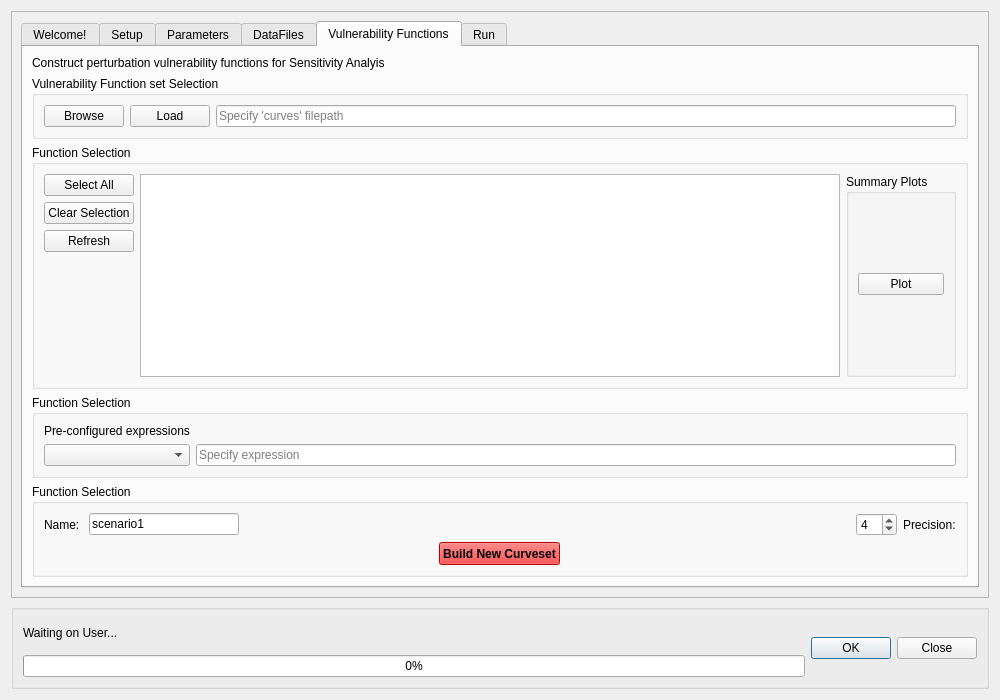
This is canflood/sensi/sensi.ui in NRCan/CanFlood as Qt 5 draws it before an edit. The edited form follows.
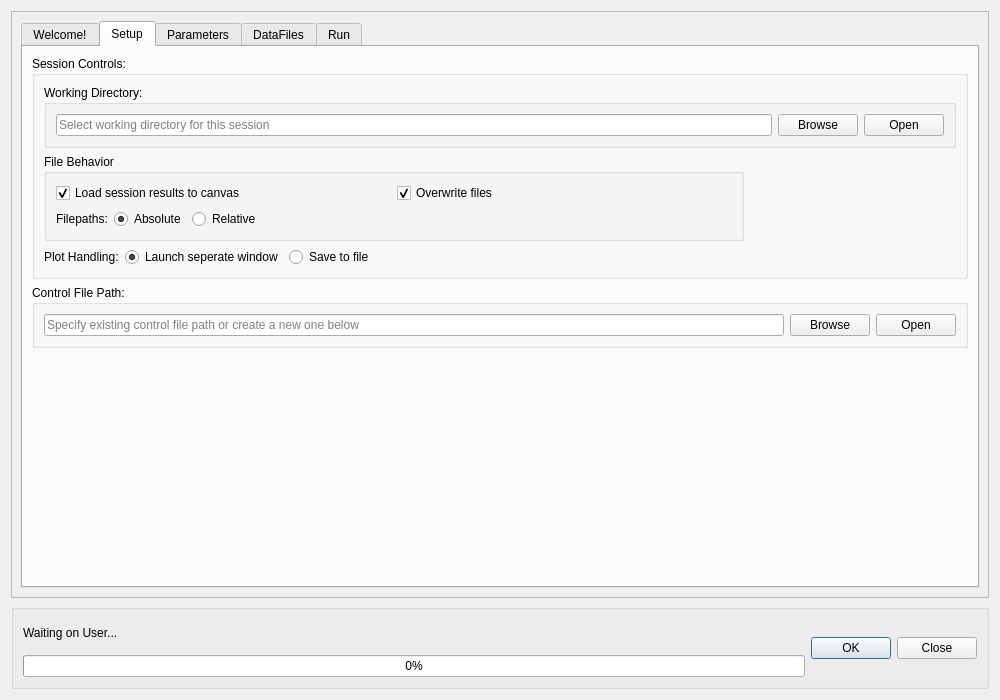
This is the edited form. The open tabs and pages were chosen to show the change. Icons and pictures are not drawn.

Diff of the .ui file:
```diff
--- a/canflood/sensi/sensi.ui
+++ b/canflood/sensi/sensi.ui
@@ -1362,719 +1362,6 @@
            </item>
           </layout>
          </widget>
-         <widget class="QWidget" name="tab_vfs">
-          <attribute name="title">
-           <string>Vulnerability Functions</string>
-          </attribute>
-          <layout class="QVBoxLayout" name="verticalLayout_4">
-           <item>
-            <widget class="QLabel" name="label_5">
-             <property name="text">
-              <string>Construct perturbation vulnerability functions for Sensitivity Analyis</string>
-             </property>
-            </widget>
-           </item>
-           <item>
-            <widget class="QGroupBox" name="groupBox_5">
-             <property name="title">
-              <string>Vulnerability Function set Selection</string>
-             </property>
-             <layout class="QHBoxLayout" name="horizontalLayout_2">
-              <item>
-               <widget class="QPushButton" name="pushButton_SScurves_4">
-                <property name="text">
-                 <string>Browse</string>
-                </property>
-               </widget>
-              </item>
-              <item>
-               <widget class="QPushButton" name="pushButton_SScurves_5">
-                <property name="text">
-                 <string>Load</string>
-                </property>
-               </widget>
-              </item>
-              <item>
-               <widget class="QLineEdit" name="lineEdit_curve_3">
-                <property name="placeholderText">
-                 <string>Specify 'curves' filepath</string>
-                </property>
-               </widget>
-              </item>
-             </layout>
-            </widget>
-           </item>
-           <item>
-            <widget class="QGroupBox" name="groupBox_8">
-             <property name="title">
-              <string>Function Selection</string>
-             </property>
-             <layout class="QHBoxLayout" name="horizontalLayout_24">
-              <item>
-               <layout class="QVBoxLayout" name="verticalLayout_8">
-                <item>
-                 <widget class="QPushButton" name="pushButton_expo_sAll_2">
-                  <property name="text">
-                   <string>Select All</string>
-                  </property>
-                 </widget>
-                </item>
-                <item>
-                 <widget class="QPushButton" name="pushButton_expo_clear_2">
-                  <property name="text">
-                   <string>Clear Selection</string>
-                  </property>
-                 </widget>
-                </item>
-                <item>
-                 <widget class="QPushButton" name="pushButton_expo_refr_2">
-                  <property name="text">
-                   <string>Refresh</string>
-                  </property>
-                 </widget>
-                </item>
-                <item>
-                 <spacer name="verticalSpacer_7">
-                  <property name="orientation">
-                   <enum>Qt::Vertical</enum>
-                  </property>
-                  <property name="sizeHint" stdset="0">
-                   <size>
-                    <width>20</width>
-                    <height>40</height>
-                   </size>
-                  </property>
-                 </spacer>
-                </item>
-               </layout>
-              </item>
-              <item>
-               <widget class="QListView" name="listView_expo_rlays_2">
-                <property name="toolTip">
-                 <string>Select the rasters to 'Prep' or 'Sample'</string>
-                </property>
-                <property name="alternatingRowColors">
-                 <bool>true</bool>
-                </property>
-               </widget>
-              </item>
-              <item>
-               <widget class="QGroupBox" name="groupBox_9">
-                <property name="title">
-                 <string>Summary Plots</string>
-                </property>
-                <layout class="QVBoxLayout" name="verticalLayout_3">
-                 <item>
-                  <widget class="QPushButton" name="pushButton_SScurves_6">
-                   <property name="text">
-                    <string>Plot</string>
-                   </property>
-                  </widget>
-                 </item>
-                </layout>
-               </widget>
-              </item>
-             </layout>
-            </widget>
-           </item>
-           <item>
-            <widget class="QGroupBox" name="groupBox_6">
-             <property name="title">
-              <string>Function Selection</string>
-             </property>
-             <layout class="QGridLayout" name="gridLayout_2">
-              <item row="0" column="0">
-               <widget class="QLabel" name="label_11">
-                <property name="sizePolicy">
-                 <sizepolicy hsizetype="Preferred" vsizetype="Fixed">
-                  <horstretch>0</horstretch>
-                  <verstretch>0</verstretch>
-                 </sizepolicy>
-                </property>
-                <property name="minimumSize">
-                 <size>
-                  <width>140</width>
-                  <height>0</height>
-                 </size>
-                </property>
-                <property name="maximumSize">
-                 <size>
-                  <width>99999</width>
-                  <height>16777215</height>
-                 </size>
-                </property>
-                <property name="text">
-                 <string>Pre-configured expressions</string>
-                </property>
-               </widget>
-              </item>
-              <item row="1" column="0">
-               <widget class="QComboBox" name="comboBox_SSelv_2">
-                <property name="enabled">
-                 <bool>true</bool>
-                </property>
-                <property name="sizePolicy">
-                 <sizepolicy hsizetype="Preferred" vsizetype="Fixed">
-                  <horstretch>0</horstretch>
-                  <verstretch>0</verstretch>
-                 </sizepolicy>
-                </property>
-                <property name="minimumSize">
-                 <size>
-                  <width>100</width>
-                  <height>0</height>
-                 </size>
-                </property>
-                <property name="maximumSize">
-                 <size>
-                  <width>9999</width>
-                  <height>16777215</height>
-                 </size>
-                </property>
-               </widget>
-              </item>
-              <item row="1" column="1">
-               <widget class="QLineEdit" name="lineEdit_curve_4">
-                <property name="placeholderText">
-                 <string>Specify expression </string>
-                </property>
-               </widget>
-              </item>
-             </layout>
-            </widget>
-           </item>
-           <item>
-            <widget class="QGroupBox" name="groupBox_13">
-             <property name="title">
-              <string>Function Selection</string>
-             </property>
-             <layout class="QVBoxLayout" name="verticalLayout_26">
-              <item>
-               <layout class="QHBoxLayout" name="horizontalLayout_25">
-                <item>
-                 <widget class="QLabel" name="label_6">
-                  <property name="sizePolicy">
-                   <sizepolicy hsizetype="Fixed" vsizetype="Preferred">
-                    <horstretch>0</horstretch>
-                    <verstretch>0</verstretch>
-                   </sizepolicy>
-                  </property>
-                  <property name="text">
-                   <string>Name: </string>
-                  </property>
-                 </widget>
-                </item>
-                <item>
-                 <widget class="QLineEdit" name="linEdit_ScenTag_3">
-                  <property name="maximumSize">
-                   <size>
-                    <width>150</width>
-                    <height>16777215</height>
-                   </size>
-                  </property>
-                  <property name="text">
-                   <string>scenario1</string>
-                  </property>
-                 </widget>
-                </item>
-                <item>
-                 <spacer name="horizontalSpacer_5">
-                  <property name="orientation">
-                   <enum>Qt::Horizontal</enum>
-                  </property>
-                  <property name="sizeHint" stdset="0">
-                   <size>
-                    <width>40</width>
-                    <height>20</height>
-                   </size>
-                  </property>
-                 </spacer>
-                </item>
-                <item>
-                 <widget class="QSpinBox" name="spinBox_s_prec_3">
-                  <property name="maximumSize">
-                   <size>
-                    <width>50</width>
-                    <height>16777215</height>
-                   </size>
-                  </property>
-                  <property name="toolTip">
-                   <string>float precision for calculations</string>
-                  </property>
-                  <property name="minimum">
-                   <number>1</number>
-                  </property>
-                  <property name="value">
-                   <number>4</number>
-                  </property>
-                 </widget>
-                </item>
-                <item>
-                 <widget class="QLabel" name="label_12">
-                  <property name="sizePolicy">
-                   <sizepolicy hsizetype="Fixed" vsizetype="Preferred">
-                    <horstretch>0</horstretch>
-                    <verstretch>0</verstretch>
-                   </sizepolicy>
-                  </property>
-                  <property name="text">
-                   <string>Precision:</string>
-                  </property>
-                 </widget>
-                </item>
-               </layout>
-              </item>
-              <item alignment="Qt::AlignHCenter">
-               <widget class="QPushButton" name="pushButton_generate_3">
-                <property name="sizePolicy">
-                 <sizepolicy hsizetype="Fixed" vsizetype="Minimum">
-                  <horstretch>0</horstretch>
-                  <verstretch>0</verstretch>
-                 </sizepolicy>
-                </property>
-                <property name="minimumSize">
-                 <size>
-                  <width>75</width>
-                  <height>23</height>
-                 </size>
-                </property>
-                <property name="maximumSize">
-                 <size>
-                  <width>16777215</width>
-                  <height>16777215</height>
-                 </size>
-                </property>
-                <property name="palette">
-                 <palette>
-                  <active>
-                   <colorrole role="WindowText">
-                    <brush brushstyle="SolidPattern">
-                     <color alpha="255">
-                      <red>0</red>
-                      <green>0</green>
-                      <blue>0</blue>
-                     </color>
-                    </brush>
-                   </colorrole>
-                   <colorrole role="Button">
-                    <brush brushstyle="SolidPattern">
-                     <color alpha="255">
-                      <red>255</red>
-                      <green>0</green>
-                      <blue>0</blue>
-                     </color>
-                    </brush>
-                   </colorrole>
-                   <colorrole role="Light">
-                    <brush brushstyle="SolidPattern">
-                     <color alpha="255">
-                      <red>255</red>
-                      <green>127</green>
-                      <blue>127</blue>
-                     </color>
-                    </brush>
-                   </colorrole>
-                   <colorrole role="Midlight">
-                    <brush brushstyle="SolidPattern">
-                     <color alpha="255">
-                      <red>255</red>
-                      <green>63</green>
-                      <blue>63</blue>
-                     </color>
-                    </brush>
-                   </colorrole>
-                   <colorrole role="Dark">
-                    <brush brushstyle="SolidPattern">
-                     <color alpha="255">
-                      <red>127</red>
-                      <green>0</green>
-                      <blue>0</blue>
-                     </color>
-                    </brush>
-                   </colorrole>
-                   <colorrole role="Mid">
-                    <brush brushstyle="SolidPattern">
-                     <color alpha="255">
-                      <red>170</red>
-                      <green>0</green>
-                      <blue>0</blue>
-                     </color>
-                    </brush>
-                   </colorrole>
-                   <colorrole role="Text">
-                    <brush brushstyle="SolidPattern">
-                     <color alpha="255">
-                      <red>0</red>
-                      <green>0</green>
-                      <blue>0</blue>
-                     </color>
-                    </brush>
-                   </colorrole>
-                   <colorrole role="BrightText">
-                    <brush brushstyle="SolidPattern">
-                     <color alpha="255">
-                      <red>255</red>
-                      <green>255</green>
-                      <blue>255</blue>
-                     </color>
-                    </brush>
-                   </colorrole>
-                   <colorrole role="ButtonText">
-                    <brush brushstyle="SolidPattern">
-                     <color alpha="255">
-                      <red>0</red>
-                      <green>0</green>
-                      <blue>0</blue>
-                     </color>
-                    </brush>
-                   </colorrole>
-                   <colorrole role="Base">
-                    <brush brushstyle="SolidPattern">
-                     <color alpha="255">
-                      <red>255</red>
-                      <green>255</green>
-                      <blue>255</blue>
-                     </color>
-                    </brush>
-                   </colorrole>
-                   <colorrole role="Window">
-                    <brush brushstyle="SolidPattern">
-                     <color alpha="255">
-                      <red>255</red>
-                      <green>0</green>
-                      <blue>0</blue>
-                     </color>
-                    </brush>
-                   </colorrole>
-                   <colorrole role="Shadow">
-                    <brush brushstyle="SolidPattern">
-                     <color alpha="255">
-                      <red>0</red>
-                      <green>0</green>
-                      <blue>0</blue>
-                     </color>
-                    </brush>
-                   </colorrole>
-                   <colorrole role="AlternateBase">
-                    <brush brushstyle="SolidPattern">
-                     <color alpha="255">
-                      <red>255</red>
-                      <green>127</green>
-                      <blue>127</blue>
-                     </color>
-                    </brush>
-                   </colorrole>
-                   <colorrole role="ToolTipBase">
-                    <brush brushstyle="SolidPattern">
-                     <color alpha="255">
-                      <red>255</red>
-                      <green>255</green>
-                      <blue>220</blue>
-                     </color>
-                    </brush>
-                   </colorrole>
-                   <colorrole role="ToolTipText">
-                    <brush brushstyle="SolidPattern">
-                     <color alpha="255">
-                      <red>0</red>
-                      <green>0</green>
-                      <blue>0</blue>
-                     </color>
-                    </brush>
-                   </colorrole>
-                  </active>
-                  <inactive>
-                   <colorrole role="WindowText">
-                    <brush brushstyle="SolidPattern">
-                     <color alpha="255">
-                      <red>0</red>
-                      <green>0</green>
-                      <blue>0</blue>
-                     </color>
-                    </brush>
-                   </colorrole>
-                   <colorrole role="Button">
-                    <brush brushstyle="SolidPattern">
-                     <color alpha="255">
-                      <red>255</red>
-                      <green>0</green>
-                      <blue>0</blue>
-                     </color>
-                    </brush>
-                   </colorrole>
-                   <colorrole role="Light">
-                    <brush brushstyle="SolidPattern">
-                     <color alpha="255">
-                      <red>255</red>
-                      <green>127</green>
-                      <blue>127</blue>
-                     </color>
-                    </brush>
-                   </colorrole>
-                   <colorrole role="Midlight">
-                    <brush brushstyle="SolidPattern">
-                     <color alpha="255">
-                      <red>255</red>
-                      <green>63</green>
-                      <blue>63</blue>
-                     </color>
-                    </brush>
-                   </colorrole>
-                   <colorrole role="Dark">
-                    <brush brushstyle="SolidPattern">
-                     <color alpha="255">
-                      <red>127</red>
-                      <green>0</green>
-                      <blue>0</blue>
-                     </color>
-                    </brush>
-                   </colorrole>
-                   <colorrole role="Mid">
-                    <brush brushstyle="SolidPattern">
-                     <color alpha="255">
-                      <red>170</red>
-                      <green>0</green>
-                      <blue>0</blue>
-                     </color>
-                    </brush>
-                   </colorrole>
-                   <colorrole role="Text">
-                    <brush brushstyle="SolidPattern">
-                     <color alpha="255">
-                      <red>0</red>
-                      <green>0</green>
-                      <blue>0</blue>
-                     </color>
-                    </brush>
-                   </colorrole>
-                   <colorrole role="BrightText">
-                    <brush brushstyle="SolidPattern">
-                     <color alpha="255">
-                      <red>255</red>
-                      <green>255</green>
-                      <blue>255</blue>
-                     </color>
-                    </brush>
-                   </colorrole>
-                   <colorrole role="ButtonText">
-                    <brush brushstyle="SolidPattern">
-                     <color alpha="255">
-                      <red>0</red>
-                      <green>0</green>
-                      <blue>0</blue>
-                     </color>
-                    </brush>
-                   </colorrole>
-                   <colorrole role="Base">
-                    <brush brushstyle="SolidPattern">
-                     <color alpha="255">
-                      <red>255</red>
-                      <green>255</green>
-                      <blue>255</blue>
-                     </color>
-                    </brush>
-                   </colorrole>
-                   <colorrole role="Window">
-                    <brush brushstyle="SolidPattern">
-                     <color alpha="255">
-                      <red>255</red>
-                      <green>0</green>
-                      <blue>0</blue>
-                     </color>
-                    </brush>
-                   </colorrole>
-                   <colorrole role="Shadow">
-                    <brush brushstyle="SolidPattern">
-                     <color alpha="255">
-                      <red>0</red>
-                      <green>0</green>
-                      <blue>0</blue>
-                     </color>
-                    </brush>
-                   </colorrole>
-                   <colorrole role="AlternateBase">
-                    <brush brushstyle="SolidPattern">
-                     <color alpha="255">
-                      <red>255</red>
-                      <green>127</green>
-                      <blue>127</blue>
-                     </color>
-                    </brush>
-                   </colorrole>
-                   <colorrole role="ToolTipBase">
-                    <brush brushstyle="SolidPattern">
-                     <color alpha="255">
-                      <red>255</red>
-                      <green>255</green>
-                      <blue>220</blue>
-                     </color>
-                    </brush>
-                   </colorrole>
-                   <colorrole role="ToolTipText">
-                    <brush brushstyle="SolidPattern">
-                     <color alpha="255">
-                      <red>0</red>
-                      <green>0</green>
-                      <blue>0</blue>
-                     </color>
-                    </brush>
-                   </colorrole>
-                  </inactive>
-                  <disabled>
-                   <colorrole role="WindowText">
-                    <brush brushstyle="SolidPattern">
-                     <color alpha="255">
-                      <red>127</red>
-                      <green>0</green>
-                      <blue>0</blue>
-                     </color>
-                    </brush>
-                   </colorrole>
-                   <colorrole role="Button">
-                    <brush brushstyle="SolidPattern">
-                     <color alpha="255">
-                      <red>255</red>
-                      <green>0</green>
-                      <blue>0</blue>
-                     </color>
-                    </brush>
-                   </colorrole>
-                   <colorrole role="Light">
-                    <brush brushstyle="SolidPattern">
-                     <color alpha="255">
-                      <red>255</red>
-                      <green>127</green>
-                      <blue>127</blue>
-                     </color>
-                    </brush>
-                   </colorrole>
-                   <colorrole role="Midlight">
-                    <brush brushstyle="SolidPattern">
-                     <color alpha="255">
-                      <red>255</red>
-                      <green>63</green>
-                      <blue>63</blue>
-                     </color>
-                    </brush>
-                   </colorrole>
-                   <colorrole role="Dark">
-                    <brush brushstyle="SolidPattern">
-                     <color alpha="255">
-                      <red>127</red>
-                      <green>0</green>
-                      <blue>0</blue>
-                     </color>
-                    </brush>
-                   </colorrole>
-                   <colorrole role="Mid">
-                    <brush brushstyle="SolidPattern">
-                     <color alpha="255">
-                      <red>170</red>
-                      <green>0</green>
-                      <blue>0</blue>
-                     </color>
-                    </brush>
-                   </colorrole>
-                   <colorrole role="Text">
-                    <brush brushstyle="SolidPattern">
-                     <color alpha="255">
-                      <red>127</red>
-                      <green>0</green>
-                      <blue>0</blue>
-                     </color>
-                    </brush>
-                   </colorrole>
-                   <colorrole role="BrightText">
-                    <brush brushstyle="SolidPattern">
-                     <color alpha="255">
-                      <red>255</red>
-                      <green>255</green>
-                      <blue>255</blue>
-                     </color>
-                    </brush>
-                   </colorrole>
-                   <colorrole role="ButtonText">
-                    <brush brushstyle="SolidPattern">
-                     <color alpha="255">
-                      <red>127</red>
-                      <green>0</green>
-                      <blue>0</blue>
-                     </color>
-                    </brush>
-                   </colorrole>
-                   <colorrole role="Base">
-                    <brush brushstyle="SolidPattern">
-                     <color alpha="255">
-                      <red>255</red>
-                      <green>0</green>
-                      <blue>0</blue>
-                     </color>
-                    </brush>
-                   </colorrole>
-                   <colorrole role="Window">
-                    <brush brushstyle="SolidPattern">
-                     <color alpha="255">
-                      <red>255</red>
-                      <green>0</green>
-                      <blue>0</blue>
-                     </color>
-                    </brush>
-                   </colorrole>
-                   <colorrole role="Shadow">
-                    <brush brushstyle="SolidPattern">
-                     <color alpha="255">
-                      <red>0</red>
-                      <green>0</green>
-                      <blue>0</blue>
-                     </color>
-                    </brush>
-                   </colorrole>
-                   <colorrole role="AlternateBase">
-                    <brush brushstyle="SolidPattern">
-                     <color alpha="255">
-                      <red>255</red>
-                      <green>0</green>
-                      <blue>0</blue>
-                     </color>
-                    </brush>
-                   </colorrole>
-                   <colorrole role="ToolTipBase">
-                    <brush brushstyle="SolidPattern">
-                     <color alpha="255">
-                      <red>255</red>
-                      <green>255</green>
-                      <blue>220</blue>
-                     </color>
-                    </brush>
-                   </colorrole>
-                   <colorrole role="ToolTipText">
-                    <brush brushstyle="SolidPattern">
-                     <color alpha="255">
-                      <red>0</red>
-                      <green>0</green>
-                      <blue>0</blue>
-                     </color>
-                    </brush>
-                   </colorrole>
-                  </disabled>
-                 </palette>
-                </property>
-                <property name="font">
-                 <font>
-                  <weight>75</weight>
-                  <bold>true</bold>
-                 </font>
-                </property>
-                <property name="text">
-                 <string>Build New Curveset</string>
-                </property>
-               </widget>
-              </item>
-             </layout>
-            </widget>
-           </item>
-          </layout>
-         </widget>
          <widget class="QWidget" name="tab_run">
           <attribute name="title">
            <string>Run</string>
```
Left out of the diff: 57 changed lines with no effect on the pictures. Lines whose indentation alone changed are shown as unchanged.
